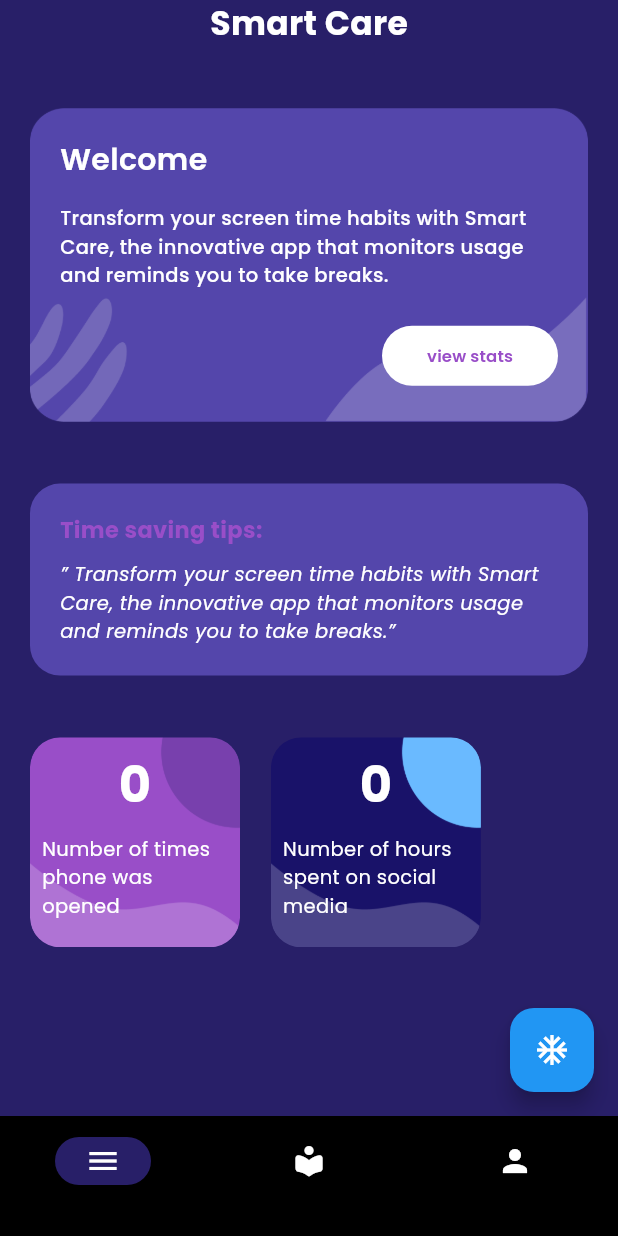
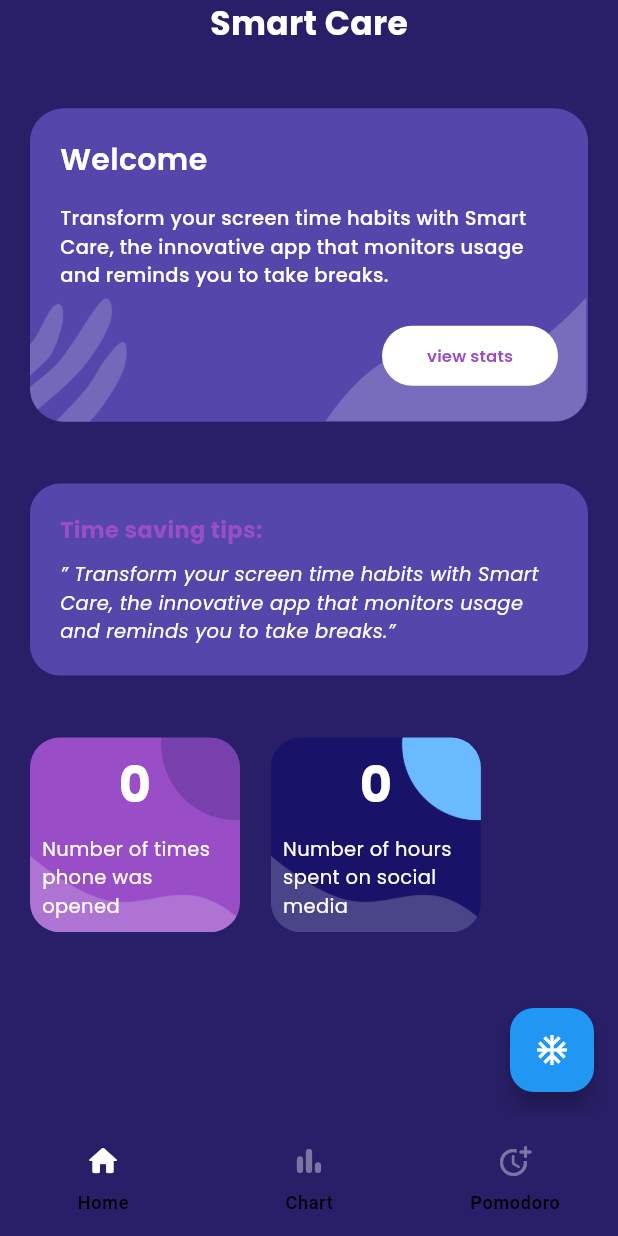
Before and after one commit to kevinhectorngetich/smartcare, a Flutter app: the screen it shows after launch, on a phone screen of 412 x 824 dp. Run offline on Flutter 3.47's test engine with Material 2 defaults, Android fonts, the light colour scheme and no system bars.

Commit message:
feat: finished bottom navigation

```diff
--- a/lib/screens/home_screen.dart
+++ b/lib/screens/home_screen.dart
@@ -36,21 +36,24 @@ class _HomeScreenState extends State<HomeScreen> {
               currentIndex = index;
             });
           },
-          backgroundColor: Colors.black,
+          backgroundColor: mybackgroundPurple,
           destinations: const [
             NavigationDestination(
+              selectedIcon: Icon(Icons.home_rounded),
               icon: Icon(
-                Icons.menu,
-                color: Colors.white,
+                Icons.home_rounded,
+                color: Colors.white38,
               ),
               label: 'Home',
             ),
             NavigationDestination(
-              icon: Icon(Icons.local_library_rounded, color: Colors.white),
+              selectedIcon: Icon(Icons.bar_chart_rounded),
+              icon: Icon(Icons.bar_chart_rounded, color: Colors.white38),
               label: 'Chart',
             ),
             NavigationDestination(
-              icon: Icon(Icons.person, color: Colors.white),
+              selectedIcon: Icon(Icons.more_time_rounded),
+              icon: Icon(Icons.more_time_rounded, color: Colors.white38),
               label: 'Pomodoro',
             ),
           ],
--- a/lib/screens/smartcare.dart
+++ b/lib/screens/smartcare.dart
@@ -16,6 +16,7 @@ class _SmartCareScreenState extends State<SmartCareScreen> {
     return Scaffold(
       backgroundColor: mybackgroundPurple,
       body: SafeArea(
+        child: SingleChildScrollView(
           child: Padding(
             padding: const EdgeInsets.only(left: 20.0, right: 20.0),
             child: Column(
@@ -115,7 +116,6 @@ class _SmartCareScreenState extends State<SmartCareScreen> {
                   children: [
                     Container(
                       width: 140,
-                    height: 140,
                       decoration: const BoxDecoration(
                         borderRadius: BorderRadius.all(Radius.circular(20.0)),
                         image: DecorationImage(
@@ -147,7 +147,6 @@ class _SmartCareScreenState extends State<SmartCareScreen> {
                     ),
                     Container(
                       width: 140,
-                    height: 140,
                       decoration: const BoxDecoration(
                         borderRadius: BorderRadius.all(Radius.circular(20.0)),
                         image: DecorationImage(
@@ -180,6 +179,7 @@ class _SmartCareScreenState extends State<SmartCareScreen> {
             ),
           ),
         ),
+      ),
       floatingActionButton: FloatingActionButton(
           onPressed: () {}, child: const Icon(Icons.ac_unit)),
     );
```
Lines whose indentation alone changed are shown as unchanged.
